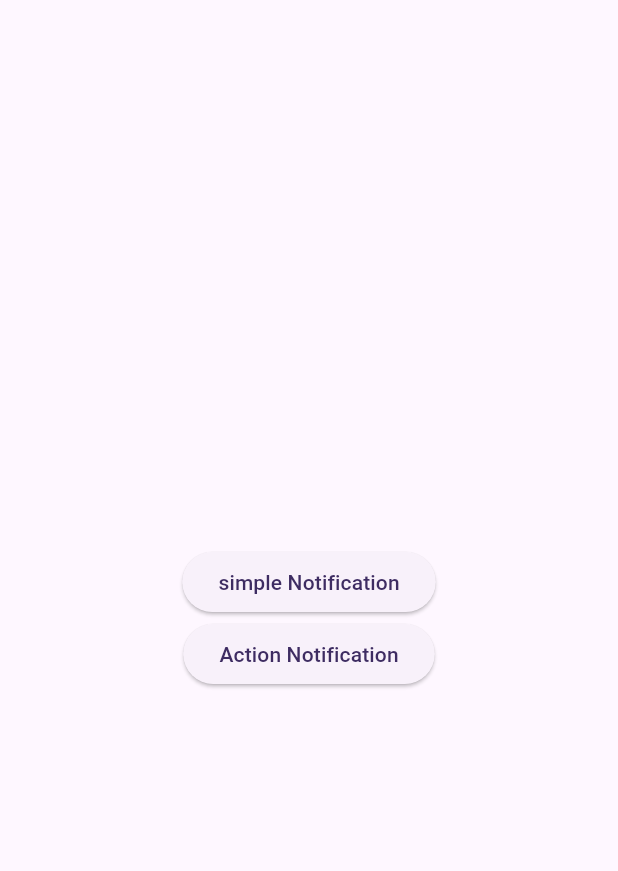
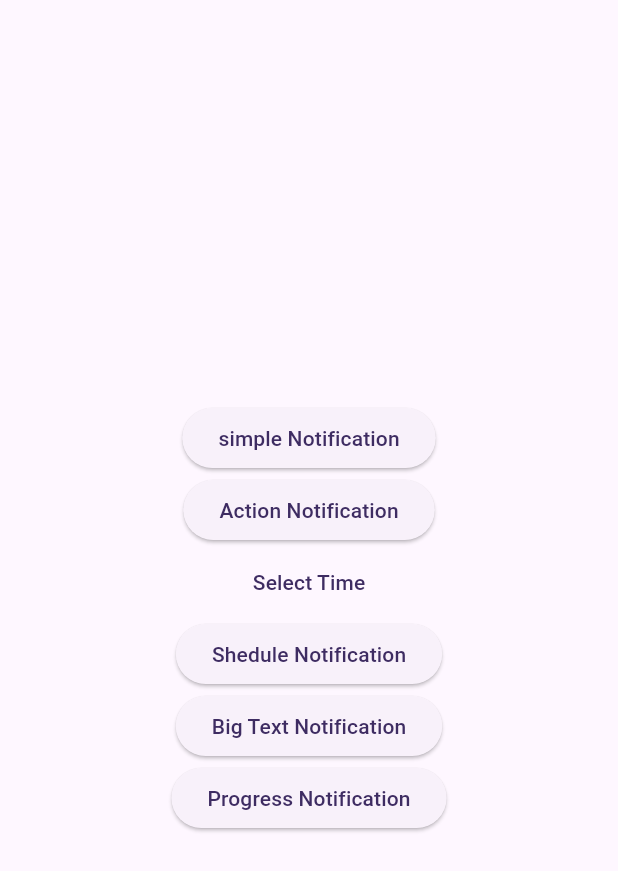
Before and after one commit to siddharth7247/flutter-demo, a Flutter app: the LocalNotificationScreen screen opened by its route, on a phone screen of 412 x 824 dp. Shown: the top 871 px of the screen. Run offline on Flutter 3.47's test engine with Material 3 defaults, Android fonts, the phone set to English and light mode, and no system bars; our stand-ins replace bloc, dio, firebase_core, firebase_messaging, flutter_bloc, flutter_datetime_picker_plus and 9 more; missing offline and left inert: collapsible_sidebar; accounts and stored records are empty; generated files the repository leaves out were written again.

Commit message:
flutter Local Notification Implemented

```diff
--- a/lib/firebase_notifications/local_notification_screen.dart
+++ b/lib/firebase_notifications/local_notification_screen.dart
@@ -1,9 +1,10 @@
 import 'package:flutter/material.dart';
+import 'package:flutter_datetime_picker_plus/flutter_datetime_picker_plus.dart';
 import 'package:flutter_demo/firebase_notifications/local_notification.dart';
 
 class LocalNotificationScreen extends StatelessWidget {
-  const LocalNotificationScreen({super.key});
-
+  LocalNotificationScreen({super.key});
+  DateTime scheduleTime = DateTime.now();
   @override
   Widget build(BuildContext context) {
     return Scaffold(
@@ -30,6 +31,43 @@ class LocalNotificationScreen extends StatelessWidget {
               },
               child: const Text("Action Notification"),
             ),
+            TextButton(
+              onPressed: () {
+                DatePicker.showDateTimePicker(
+                  context,
+                  showTitleActions: true,
+                  onChanged: (date) => scheduleTime = date,
+                  onConfirm: (date) {},
+                );
+              },
+              child: Text('Select Time'),
+            ),
+            ElevatedButton(
+              onPressed: () {
+                LocalNotification.showScheduleNotification(
+                    title: "Schedule Notification",
+                    body: "Schedule Notification Body",
+                    payload: " Schedule notification",
+                    time: scheduleTime);
+
+              },
+              child: const Text("Shedule Notification"),
+            ),
+             ElevatedButton(
+              onPressed: () {
+                LocalNotification.showNotification(
+                    title: "Big Text Notification",
+                    body: "Big Text Notification",
+                    payload: "Big Text notification");
+              },
+              child: const Text("Big Text Notification"),
+            ),
+             ElevatedButton(
+              onPressed: () {
+                LocalNotification.showProgressNotification();
+              },
+              child: const Text("Progress Notification"),
+            ),
           ],
         ),
       ),
--- a/lib/main.dart
+++ b/lib/main.dart
@@ -31,6 +31,8 @@ import 'package:path_provider/path_provider.dart';
 import 'package:shared_preferences/shared_preferences.dart';
 import 'package:flutter_localizations/flutter_localizations.dart';
 import 'package:flutter_gen/gen_l10n/app_localizations.dart';
+import 'package:timezone/data/latest_all.dart' as tz;
+import 'package:timezone/timezone.dart' as tz;
 
 void main() async {
   WidgetsFlutterBinding.ensureInitialized();
@@ -43,6 +45,7 @@ void main() async {
   await Hive.initFlutter(documentDir.path);
   Hive.registerAdapter(UserAdapter());
   await Hive.openBox<User>('users');
+  tz.initializeTimeZones();
   runApp(const MyApp());
 }
 
@@ -158,7 +161,7 @@ class _MyAppState extends State<MyApp> {
             '/cubitDemo': (context) => const UserDetailsCubitScreen(),
             '/appLifeCycleDemo': (context) => const ApplifeCycleDemo(),
             '/localizationDemo': (context) => const LocalizationDemo(),
-            '/localNotificationDemo' : (context) => const LocalNotificationScreen(),
+            '/localNotificationDemo' : (context) =>  LocalNotificationScreen(),
           },
         );
       },
--- a/pubspec.yaml
+++ b/pubspec.yaml
@@ -53,6 +53,7 @@ dependencies:
   json_annotation: ^4.8.1
   firebase_messaging: ^15.1.6
   flutter_local_notifications: ^18.0.1
+  flutter_datetime_picker_plus: ^2.2.0
   intl:
   flutter_localizations:
     sdk: flutter
```
Also changed, not shown: lib/firebase_notifications/local_notification.dart (+99 -9 lines), pubspec.lock, 4 other files.
